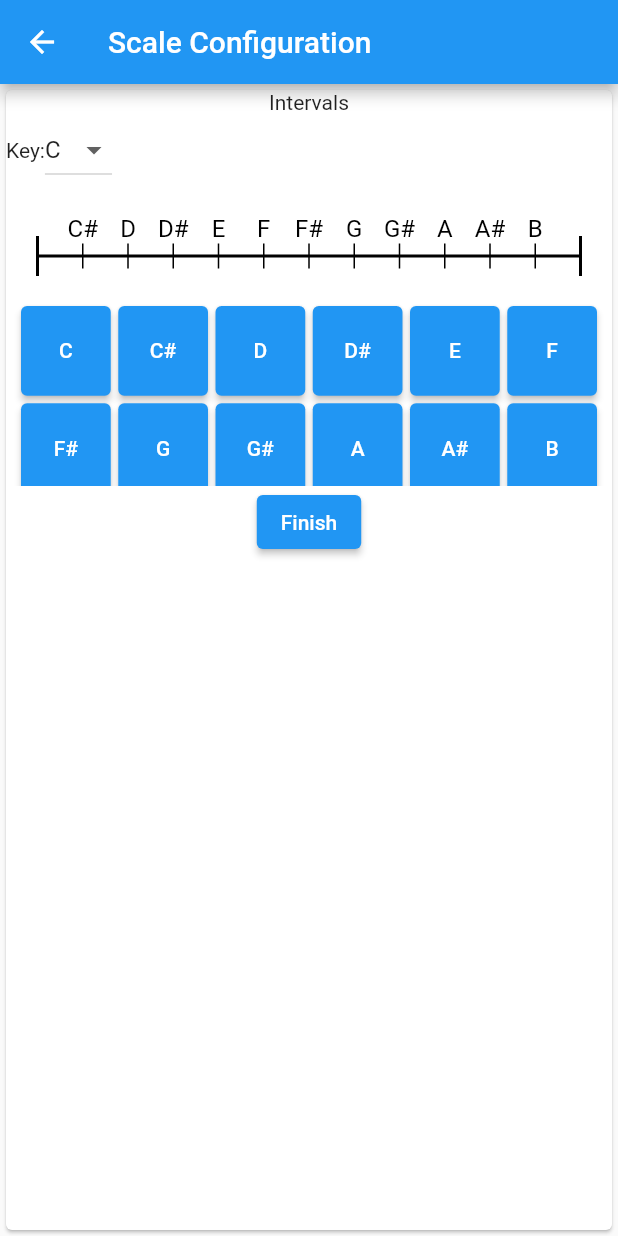
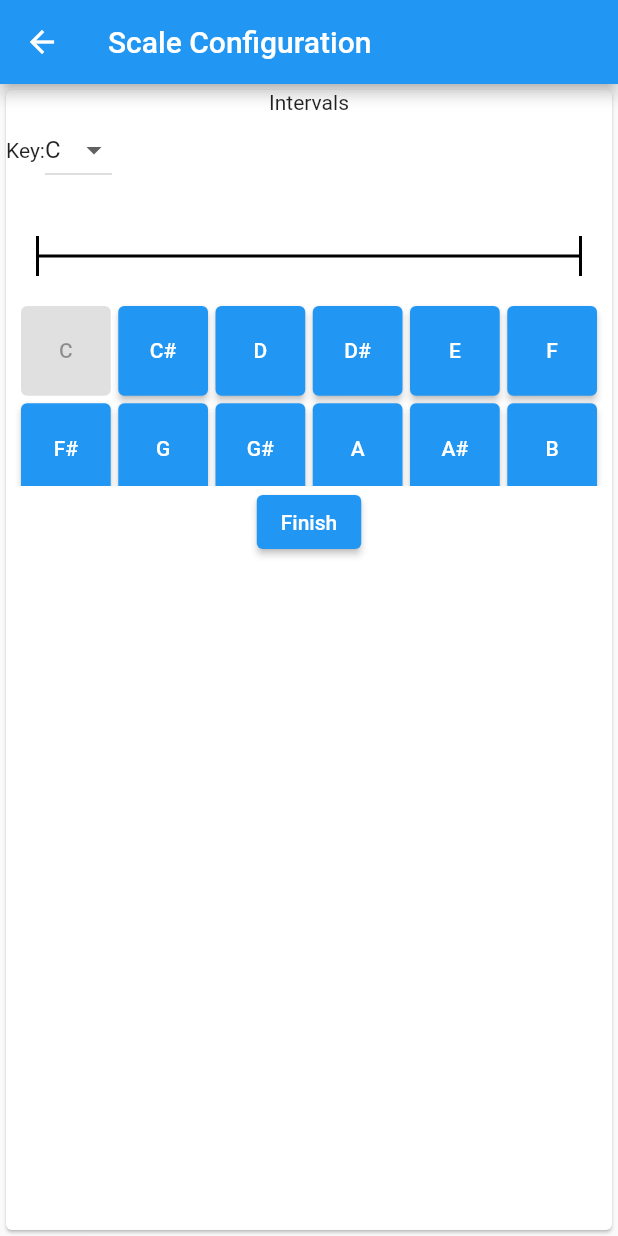
Before and after one commit to aryanakr/chords_catalog, a Flutter app: the ScaleConfigurationScreen screen opened by its route, after a tap on "Finish", on a phone screen of 412 x 824 dp. Run offline on Flutter 3.47's test engine with Material 2 defaults, Android fonts, the phone set to English and light mode, and no system bars; missing offline and left inert: dart:ffi.

Commit message:
log creator

```diff
--- a/lib/components/painters/scale_interval_strip_painter.dart
+++ b/lib/components/painters/scale_interval_strip_painter.dart
@@ -3,10 +3,15 @@ import 'package:flutter/material.dart';
 import '../../models/note.dart';
 
 class ScaleIntervalStripPainter extends CustomPainter {
+  final String root;
+  final List<String> notes;
+
+  ScaleIntervalStripPainter({required this.root, required this.notes});
+
   @override
   void paint(Canvas canvas, Size size) {
 
-    final labels = MidiNote.sharpNoteLabels;
+    final labels = MidiNote.sharpNoteLabelsFromKey(root);
 
     const int endPadding = 10;
     const int intervalPadding = 15;
@@ -23,6 +28,11 @@ class ScaleIntervalStripPainter extends CustomPainter {
     canvas.drawLine(Offset(size.width,size.height-endPadding), Offset(size.width,size.height/3+endPadding), paint);
 
     for (int i =1; i<12 ; i++) {
+
+      if (!notes.contains(labels[i])) {
+        continue;
+      }
+
       final intervalPaint = Paint()
         ..color = Colors.black
         ..strokeWidth = 1;
--- a/lib/main.dart
+++ b/lib/main.dart
@@ -5,6 +5,8 @@ import 'package:chords_catalog/screens/home_screen.dart';
 import 'package:chords_catalog/screens/scale_configuration_screen.dart';
 import 'package:flutter/material.dart';
 import 'package:provider/provider.dart';
+
+import 'providers/log_provider.dart';
 
 void main() {
   runApp(const MyApp());
@@ -16,8 +18,8 @@ class MyApp extends StatelessWidget {
   // This widget is the root of your application.
   @override
   Widget build(BuildContext context) {
-    return ChangeNotifierProvider<SongPlayerProvider>(
-      create: (context) => SongPlayerProvider(),
+    return ChangeNotifierProvider<LogProvider>(
+      create: (context) => LogProvider(name: '', sound: null, tuning: null, scale: null),
       child: MaterialApp(
         title: 'Flutter Demo',
         theme: ThemeData(
--- /dev/null
+++ b/lib/models/log_scale.dart
@@ -0,0 +1,8 @@
+import 'package:chords_catalog/models/note.dart';
+
+class LogScale {
+  MidiNote root;
+  List<MidiNote> notes;
+
+  LogScale({required this.root, required this.notes});
+}
--- a/lib/models/note.dart
+++ b/lib/models/note.dart
@@ -23,6 +23,22 @@ class MidiNote {
   static List<String> sharpNoteLabels = [
     'C', 'C#', 'D', 'D#', 'E', 'F', 'F#', 'G', 'G#', 'A', 'A#', 'B'
   ];
+
+  static List<String> sharpNoteLabelsFromKey(String note) {
+    final List<String> res = [];
+
+    final keyIndex = sharpNoteLabels.indexOf(note);
+
+    for (int i = keyIndex; i<sharpNoteLabels.length ; i++) {
+      res.add(sharpNoteLabels[i]);
+    }
+
+    for (int i = keyIndex-1 ; i >= 0 ; i--) {
+      res.add(sharpNoteLabels[i]);
+    }
+
+    return res;
+  }
 
   static List<String> allNoteLabels() {
     List<String> res = [];
--- /dev/null
+++ b/lib/providers/log_provider.dart
@@ -0,0 +1,28 @@
+import 'package:chords_catalog/models/instrument.dart';
+import 'package:chords_catalog/models/log_scale.dart';
+import 'package:flutter/cupertino.dart';
+
+import 'package:flutter/services.dart';
+
+class LogProvider extends ChangeNotifier {
+  String name;
+  Tuning? tuning;
+  InstrumentSound? sound;
+
+  LogScale? scale;
+
+
+  LogProvider({required this.name, required this.tuning, required this.sound, required this.scale});
+
+  void setLog(String name, Tuning tuning, InstrumentSound sound) {
+    this.name = name;
+    this.tuning = tuning;
+    this.sound = sound;
+  }
+
+  void setLogScale(LogScale scale) {
+    this.scale = scale;
+  }
+
+
+}
--- a/lib/screens/scale_configuration_screen.dart
+++ b/lib/screens/scale_configuration_screen.dart
@@ -1,9 +1,13 @@
+import 'package:chords_catalog/models/log_scale.dart';
 import 'package:chords_catalog/models/note.dart';
+import 'package:chords_catalog/providers/log_provider.dart';
+import 'package:chords_catalog/screens/dashboard_screen.dart';
 import 'package:chords_catalog/widgets/scale_interval_creator_widget.dart';
 import 'package:flutter/src/foundation/key.dart';
 import 'package:flutter/src/widgets/framework.dart';
 
 import 'package:flutter/material.dart';
+import 'package:provider/provider.dart';
 
 class ScaleConfigurationScreen extends StatefulWidget {
     static const routeName = '/scale-configuration';
@@ -15,6 +19,30 @@ class ScaleConfigurationScreen extends StatefulWidget {
 }
 
 class _ScaleConfigurationScreenState extends State<ScaleConfigurationScreen> {
+
+  String scaleKey = 'C';
+  List<String> notes = ['C'];
+
+  void _setScaleKey (String newKey) {
+    setState(() {
+      scaleKey = newKey;
+      notes = [newKey];
+    });
+  }
+
+  void _addNote (String noteLabel) {
+    setState(() {
+      notes.add(noteLabel);
+    });
+  }
+
+  void _submitScale() {
+    final scaleMidiNotes = notes.map((e) => MidiNote.byLabel(label: e)).toList();
+    Provider.of<LogProvider>(context).setLogScale(LogScale(root: MidiNote.byLabel(label: scaleKey), notes: scaleMidiNotes));
+
+    Navigator.of(context).pushNamed(DashboardScreen.routeName);
+  }
+
   @override
   Widget build(BuildContext context) {
     return Scaffold(
@@ -32,10 +60,11 @@ class _ScaleConfigurationScreenState extends State<ScaleConfigurationScreen> {
                     value: noteLabel,
                   ),
                 ],
-                value: 'C',
-                onChanged: (i) {}),
+                value: scaleKey,
+                onChanged: (String? s) {if (s != null) _setScaleKey(s);}),
             ],),
-            ScaleIntervalCreatorWidget()
+            ScaleIntervalCreatorWidget(rootNote: scaleKey, notes: notes, addNoteCallback: _addNote),
+            ElevatedButton(onPressed: _submitScale, child: Text("Finish"))
           ],
         ),
       ),
--- a/lib/widgets/scale_interval_creator_widget.dart
+++ b/lib/widgets/scale_interval_creator_widget.dart
@@ -3,21 +3,32 @@ import 'package:chords_catalog/models/note.dart';
 import 'package:flutter/material.dart';
 
 class ScaleIntervalCreatorWidget extends StatefulWidget {
-  const ScaleIntervalCreatorWidget({Key? key}) : super(key: key);
+  final String rootNote;
+  final List<String> notes;
+  final void Function(String) addNoteCallback;
+
+  ScaleIntervalCreatorWidget({required this.rootNote, required this.notes, required this.addNoteCallback});
 
   @override
   State<ScaleIntervalCreatorWidget> createState() => _ScaleIntervalCreatorWidgetState();
 }
 
 class _ScaleIntervalCreatorWidgetState extends State<ScaleIntervalCreatorWidget> {
+
   @override
   Widget build(BuildContext context) {
+    final selectedNotes = widget.notes;
+
+    void _addNoteToScale (String noteLabel) {
+      widget.addNoteCallback(noteLabel);
+    }
+
     return Container(
       child: Column(
         children: [
           CustomPaint(
             size: Size(MediaQuery.of(context).size.width-50, 70),
-            painter: ScaleIntervalStripPainter(),
+            painter: ScaleIntervalStripPainter(root: widget.rootNote, notes: widget.notes),
           ),
           SizedBox(
             height: 130,
@@ -29,11 +40,11 @@ class _ScaleIntervalCreatorWidgetState extends State<ScaleIntervalCreatorWidget>
               crossAxisCount: 6,
               children: [
                 for(int i = 0; i<MidiNote.sharpNoteLabels.length ; i++)
-                  ElevatedButton(onPressed: () {}, child: Text(MidiNote.sharpNoteLabels[i]))
+                  ElevatedButton(onPressed: selectedNotes.contains(MidiNote.sharpNoteLabels[i]) ? null : () {_addNoteToScale(MidiNote.sharpNoteLabels[i]);},
+                   child: Text(MidiNote.sharpNoteLabels[i]))
               ],
             ),
           ),
-          ElevatedButton(onPressed: () {}, child: Text("Finish"))
         ],
       ),
     );
```
Also changed, not shown: lib/screens/create_log_screen.dart (+8 -3 lines).
